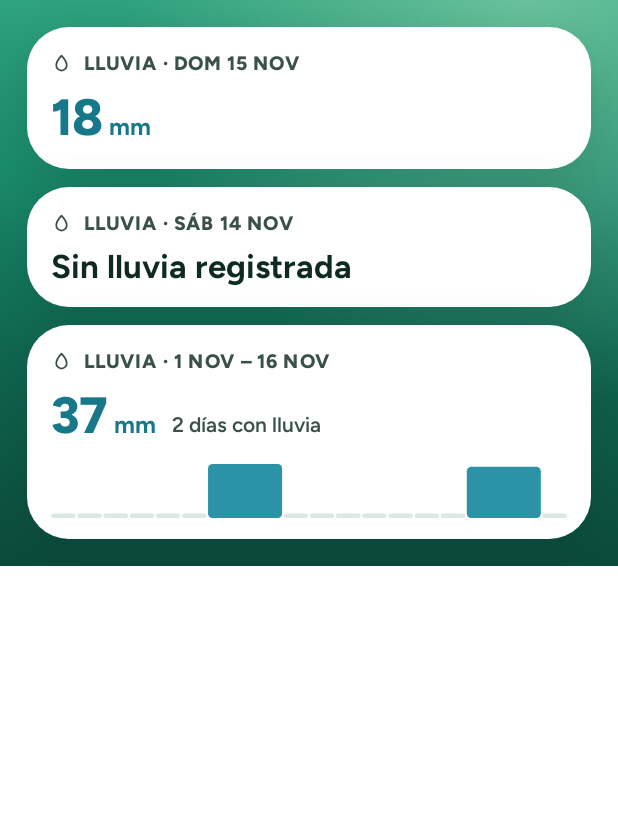
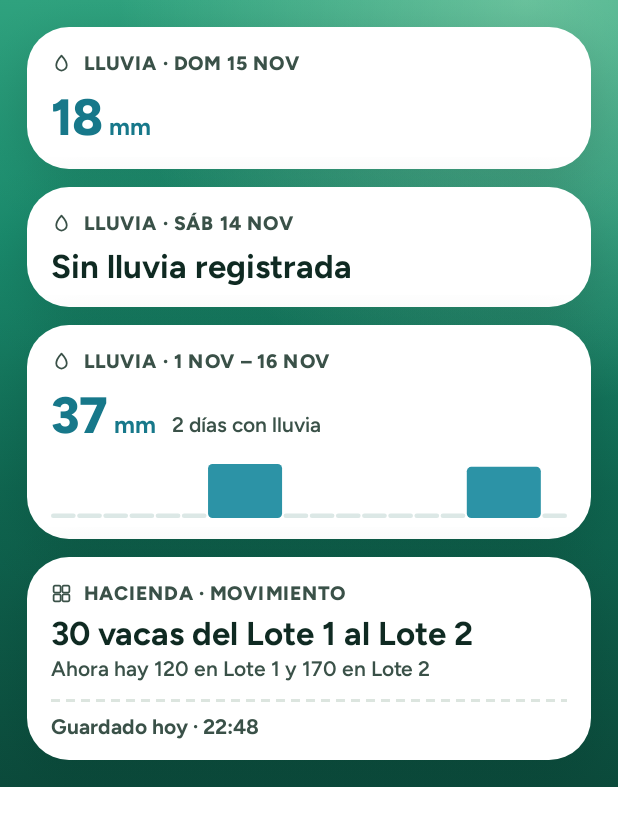
Before and after one commit to RUITZEI/fildy, an Android app built with Jetpack Compose: the @Preview function AnswerCardsPreview, on a phone screen of 412 x 824 dp. Shown: the top 826 px of the screen. Run offline under Robolectric (Android 15) with nearby library versions, the phone set to English and light mode, and no system bars.

Commit message:
Adding move cattle tool:wq

```diff
--- a/app/src/main/java/com/fildy/di/AssistantModule.kt
+++ b/app/src/main/java/com/fildy/di/AssistantModule.kt
@@ -6,6 +6,7 @@ import com.fildy.data.assistant.Assistant
 import com.fildy.data.assistant.AssistantTool
 import com.fildy.data.assistant.openai.OpenAiAssistant
 import com.fildy.data.assistant.openai.OpenAiConfig
+import com.fildy.data.assistant.tools.MoveCattleTool
 import com.fildy.data.assistant.tools.RainfallBetweenDatesTool
 import com.fildy.data.assistant.tools.RainfallOnDateTool
 import com.fildy.domain.voice.VoiceAssistantSettings
@@ -37,6 +38,10 @@ abstract class AssistantModule {
     @IntoSet
     abstract fun bindRainfallBetweenDatesTool(tool: RainfallBetweenDatesTool): AssistantTool
 
+    @Binds
+    @IntoSet
+    abstract fun bindMoveCattleTool(tool: MoveCattleTool): AssistantTool
+
     companion object {
         @Provides
         @Singleton
--- a/app/src/main/java/com/fildy/ui/voice/AnswerCard.kt
+++ b/app/src/main/java/com/fildy/ui/voice/AnswerCard.kt
@@ -1,6 +1,8 @@
 package com.fildy.ui.voice
 
 import com.fildy.data.assistant.AssistantData
+import com.fildy.data.model.CattleCategory
+import java.time.Instant
 import java.time.LocalDate
 
 /** A card shown under the assistant's answer, built from the data its tools returned. */
@@ -15,6 +17,17 @@ sealed interface AnswerCard {
         val rainyDayCount: Int,
         /** One value per day from [from] to [to], 0 on dry days, for the bar chart. */
         val dailyMillimeters: List<Double>,
+    ) : AnswerCard
+
+    /** Receipt for animals moved between paddocks; counts are for [category] after the move. */
+    data class CattleMoved(
+        val category: CattleCategory,
+        val headCount: Int,
+        val fromPaddockName: String,
+        val toPaddockName: String,
+        val remainingInSource: Int,
+        val totalInDestination: Int,
+        val savedAt: Instant,
     ) : AnswerCard
 }
 
@@ -33,4 +46,13 @@ fun AssistantData.toAnswerCard(): AnswerCard = when (this) {
                 .toList(),
         )
     }
+    is AssistantData.CattleMoved -> AnswerCard.CattleMoved(
+        category = move.category,
+        headCount = move.headCount,
+        fromPaddockName = fromPaddockName,
+        toPaddockName = toPaddockName,
+        remainingInSource = remainingInSource,
+        totalInDestination = totalInDestination,
+        savedAt = move.recordedAt,
+    )
 }
--- a/app/src/main/java/com/fildy/ui/voice/AnswerCards.kt
+++ b/app/src/main/java/com/fildy/ui/voice/AnswerCards.kt
@@ -1,6 +1,7 @@
 package com.fildy.ui.voice
 
 import androidx.annotation.DrawableRes
+import androidx.compose.foundation.Canvas
 import androidx.compose.foundation.layout.Arrangement
 import androidx.compose.foundation.layout.Column
 import androidx.compose.foundation.layout.Row
@@ -15,6 +16,8 @@ import androidx.compose.material3.Text
 import androidx.compose.runtime.Composable
 import androidx.compose.ui.Alignment
 import androidx.compose.ui.Modifier
+import androidx.compose.ui.geometry.Offset
+import androidx.compose.ui.graphics.PathEffect
 import androidx.compose.ui.res.painterResource
 import androidx.compose.ui.res.pluralStringResource
 import androidx.compose.ui.res.stringResource
@@ -26,6 +29,7 @@ import androidx.compose.ui.tooling.preview.Preview
 import androidx.compose.ui.unit.dp
 import androidx.compose.ui.unit.sp
 import com.fildy.R
+import com.fildy.data.model.CattleCategory
 import com.fildy.ui.components.DataCard
 import com.fildy.ui.components.RainChart
 import com.fildy.ui.components.formatted
@@ -33,9 +37,12 @@ import com.fildy.ui.components.rememberAppLocale
 import com.fildy.ui.theme.FildyTheme
 import com.fildy.ui.theme.Laguna
 import com.fildy.ui.theme.Musgo
+import com.fildy.ui.theme.Outline
 import com.fildy.ui.theme.Tinta
 import com.fildy.ui.theme.forestBackground
+import java.time.Instant
 import java.time.LocalDate
+import java.time.ZoneId
 import java.time.format.DateTimeFormatter
 import java.util.Locale
 
@@ -45,8 +52,82 @@ fun AnswerCardView(card: AnswerCard, modifier: Modifier = Modifier) {
     when (card) {
         is AnswerCard.RainDay -> RainDayCard(card, modifier)
         is AnswerCard.RainPeriod -> RainPeriodCard(card, modifier)
+        is AnswerCard.CattleMoved -> CattleMovedCard(card, modifier)
     }
 }
+
+/**
+ * Receipt for a herd move, like the design's "Comprobante": overline, what was done, the counts
+ * after the move, a dashed cut line and when it was saved.
+ */
+@Composable
+private fun CattleMovedCard(card: AnswerCard.CattleMoved, modifier: Modifier = Modifier) {
+    DataCard(modifier) {
+        Overline(R.drawable.ic_grid, stringResource(R.string.answer_card_herd_move))
+        Spacer(Modifier.height(6.dp))
+        Text(
+            text = stringResource(
+                R.string.answer_card_move,
+                pluralStringResource(card.category.countPluralRes, card.headCount, card.headCount),
+                card.fromPaddockName,
+                card.toPaddockName,
+            ),
+            style = MaterialTheme.typography.titleLarge,
+            color = Tinta,
+        )
+        Text(
+            text = stringResource(
+                R.string.answer_card_move_counts,
+                card.remainingInSource,
+                card.fromPaddockName,
+                card.totalInDestination,
+                card.toPaddockName,
+            ),
+            style = MaterialTheme.typography.bodyMedium,
+            color = Musgo,
+            modifier = Modifier.padding(top = 2.dp),
+        )
+        DashedDivider(Modifier.padding(top = 12.dp, bottom = 8.dp))
+        Text(
+            text = stringResource(R.string.answer_card_saved_at, card.savedAt.timeLabel()),
+            style = MaterialTheme.typography.bodyMedium,
+            fontWeight = FontWeight.Bold,
+            color = Musgo,
+        )
+    }
+}
+
+/** The receipt's 2 dp dashed "cut" line. */
+@Composable
+private fun DashedDivider(modifier: Modifier = Modifier) {
+    Canvas(
+        modifier
+            .fillMaxWidth()
+            .height(2.dp),
+    ) {
+        drawLine(
+            color = Outline,
+            start = Offset(0f, size.height / 2),
+            end = Offset(size.width, size.height / 2),
+            strokeWidth = size.height,
+            pathEffect = PathEffect.dashPathEffect(floatArrayOf(6.dp.toPx(), 4.dp.toPx())),
+        )
+    }
+}
+
+/** "19:48" in the device's time zone. */
+private fun Instant.timeLabel(): String =
+    DateTimeFormatter.ofPattern("HH:mm").format(atZone(ZoneId.systemDefault()))
+
+/** "30 vacas", "1 toro"… */
+private val CattleCategory.countPluralRes: Int
+    get() = when (this) {
+        CattleCategory.COW -> R.plurals.cattle_count_cow
+        CattleCategory.HEIFER -> R.plurals.cattle_count_heifer
+        CattleCategory.CALF -> R.plurals.cattle_count_calf
+        CattleCategory.STEER -> R.plurals.cattle_count_steer
+        CattleCategory.BULL -> R.plurals.cattle_count_bull
+    }
 
 /** "LLUVIA · DOM 15 NOV" + the millimeters, or that nothing was recorded. */
 @Composable
@@ -149,6 +230,17 @@ private fun AnswerCardsPreview() {
                     dailyMillimeters = List(16) { i -> when (i) { 6 -> 19.0; 14 -> 18.0; else -> 0.0 } },
                 ),
             )
+            AnswerCardView(
+                AnswerCard.CattleMoved(
+                    category = CattleCategory.COW,
+                    headCount = 30,
+                    fromPaddockName = "Lote 1",
+                    toPaddockName = "Lote 2",
+                    remainingInSource = 120,
+                    totalInDestination = 170,
+                    savedAt = Instant.parse("2026-11-16T22:48:00Z"),
+                ),
+            )
         }
     }
 }
--- a/app/src/main/res/values/strings.xml
+++ b/app/src/main/res/values/strings.xml
@@ -67,5 +67,33 @@
         <item quantity="one">%d día con lluvia</item>
         <item quantity="other">%d días con lluvia</item>
     </plurals>
+    <!-- Herd move receipt, e.g. "HACIENDA · MOVIMIENTO" (shown uppercase) -->
+    <string name="answer_card_herd_move">Hacienda · Movimiento</string>
+    <!-- e.g. "30 vacas del Lote 1 al Lote 2" (count with category, from, to) -->
+    <string name="answer_card_move">%1$s del %2$s al %3$s</string>
+    <!-- e.g. "Ahora hay 120 en Lote 1 y 170 en Lote 2" -->
+    <string name="answer_card_move_counts">Ahora hay %1$d en %2$s y %3$d en %4$s</string>
+    <!-- e.g. "Guardado hoy · 19:48" -->
+    <string name="answer_card_saved_at">Guardado hoy · %s</string>
+    <plurals name="cattle_count_cow">
+        <item quantity="one">%d vaca</item>
+        <item quantity="other">%d vacas</item>
+    </plurals>
+    <plurals name="cattle_count_heifer">
+        <item quantity="one">%d vaquillona</item>
+        <item quantity="other">%d vaquillonas</item>
+    </plurals>
+    <plurals name="cattle_count_calf">
+        <item quantity="one">%d ternero</item>
+        <item quantity="other">%d terneros</item>
+    </plurals>
+    <plurals name="cattle_count_steer">
+        <item quantity="one">%d novillo</item>
+        <item quantity="other">%d novillos</item>
+    </plurals>
+    <plurals name="cattle_count_bull">
+        <item quantity="one">%d toro</item>
+        <item quantity="other">%d toros</item>
+    </plurals>
     <string name="rain_card_chart_description">Gráfico de lluvia diaria de los últimos %d días</string>
 </resources>
```
Also changed, not shown: app/src/main/java/com/fildy/data/assistant/AssistantData.kt (+13 -0 lines), app/src/main/java/com/fildy/data/assistant/SystemPrompt.kt (+19 -2 lines), app/src/main/java/com/fildy/data/assistant/tools/MoveCattleTool.kt (added, +115 -0 lines), app/src/main/java/com/fildy/data/assistant/tools/RainfallTools.kt (+0 -37 lines), app/src/main/java/com/fildy/data/assistant/tools/ToolSupport.kt (added, +72 -0 lines), 4 other files.
